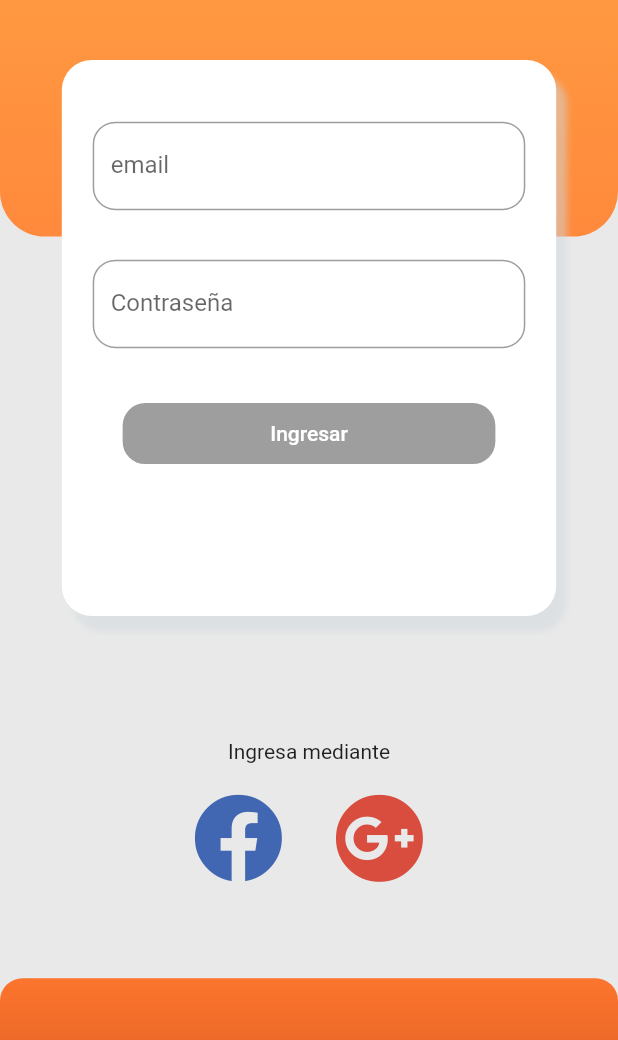
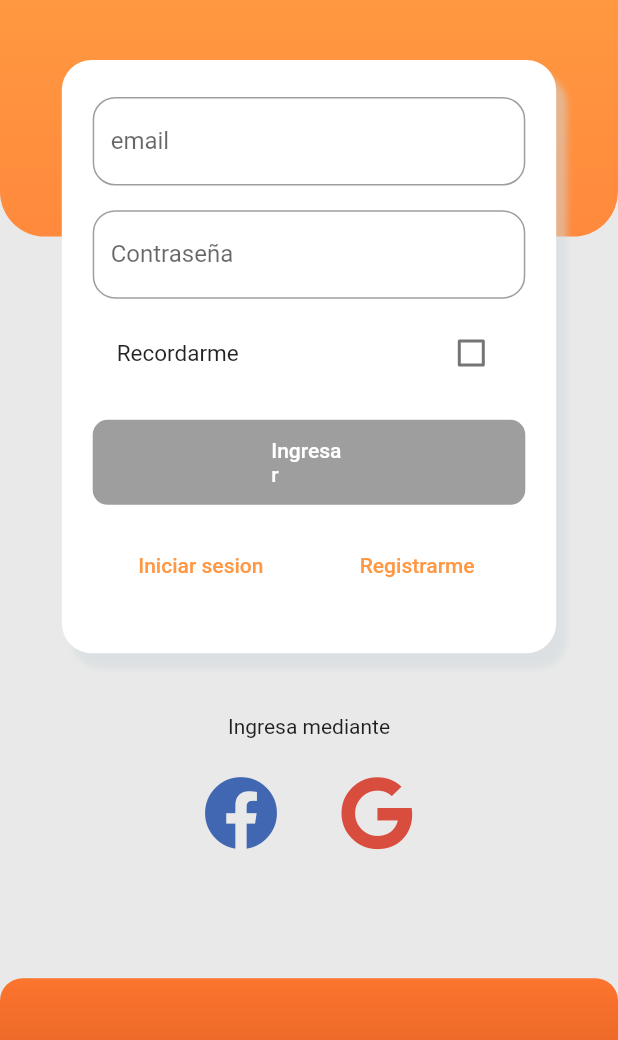
Before and after one commit to IsraelM17/ticknote, a Flutter app: the screen it shows after launch, on a phone screen of 412 x 824 dp, the part 196-1236 px from its top. Run offline on Flutter 3.47's test engine with Material 2 defaults, Android fonts, the phone set to English and light mode, and no system bars; our stand-ins replace flare_flutter, font_awesome_flutter, rxdart.

Commit message:
Change StatelessWidget for StatefulWidget, add singleChildScrollView, declarate of variables textController

```diff
--- a/lib/src/screens/login.dart
+++ b/lib/src/screens/login.dart
@@ -1,22 +1,39 @@
+import 'package:flare_flutter/flare_actor.dart';
 import 'package:flutter/material.dart';
 import 'package:font_awesome_flutter/font_awesome_flutter.dart';
 import 'package:ticknote/src/bloc/loginBloc.dart';
 import 'package:ticknote/src/bloc/provider.dart';
+import 'package:ticknote/src/firebase/auth.dart';
 import 'package:ticknote/src/screens/rectangleOrange.dart';
 
-class Login extends StatelessWidget with RectangleOrange{
+class Login extends StatefulWidget with RectangleOrange{
   const Login({Key key}) : super(key: key);
+
+  @override
+  _LoginState createState() => _LoginState();
+}
+
+class _LoginState extends State<Login> with RectangleOrange{
+
+  bool _register  = false;
+  bool _remember = false;
+  bool _loading = false;
+
+  TextEditingController _emailController  = TextEditingController();
+  TextEditingController _passController   = TextEditingController();
+
+  GlobalKey<ScaffoldState> _globalKey = GlobalKey<ScaffoldState>();
 
   @override
   Widget build(BuildContext context) {
 
     final size = MediaQuery.of(context).size;
-    final loginBloc = Provider.login(context);
 
     final formLogin = Container(
       height: size.height,
       width: size.width,
       padding: EdgeInsets.symmetric(horizontal: size.width * 0.1),
+      child: SingleChildScrollView(
         child: Column(
           children: <Widget>[
             SizedBox( height: size.height * 0.1),
@@ -27,8 +44,8 @@ class Login extends StatelessWidget with RectangleOrange{
 
             SizedBox( height: size.height * 0.05),
             Container(
-            padding: EdgeInsets.symmetric(horizontal: size.width * 0.05, vertical: size.height * 0.05),
-            height: size.height * 0.45,
+              padding: EdgeInsets.symmetric(horizontal: size.width * 0.05, vertical: size.height * 0.03),
+              height: size.height * 0.48,
               width: size.width ,
               decoration: BoxDecoration(
                 color: Colors.white,
@@ -41,18 +58,10 @@ class Login extends StatelessWidget with RectangleOrange{
                   )
                 ]
               ),
-            child: Column(
-              children: <Widget>[
-                _textUser(context, size, loginBloc),
-                SizedBox(height: size.height * 0.04,),
-                _textPassword(context, size, loginBloc),
-                SizedBox(height: size.height * 0.04,),
-                _buttonLogin(context, size, loginBloc)
-              ],
-            ),
+              child: !_register ? _loginForm(context, size) : _registerForm(context, size)
             ),
 
-          SizedBox( height: size.height * 0.1),
+            SizedBox( height: size.height * 0.05),
 
             Text('Ingresa mediante'),
             SizedBox(height: size.height * 0.01,),
@@ -64,12 +73,12 @@ class Login extends StatelessWidget with RectangleOrange{
                 children: <Widget>[
                   IconButton(
                     icon: Icon(FontAwesomeIcons.facebook, color: Color.fromRGBO(66, 103, 178, 1)),
-                  iconSize: 60,
+                    iconSize: size.height * 0.06,
                     onPressed: () => Navigator.of(context).pushNamed('home'),
                   ),
                   IconButton(
-                  icon: Icon(FontAwesomeIcons.googlePlus, color: Color.fromRGBO(216, 77, 61, 1),),
-                  iconSize: 60,
+                    icon: Icon(FontAwesomeIcons.google, color: Color.fromRGBO(216, 77, 61, 1),),
+                    iconSize: size.height * 0.06,
                     onPressed: () => print('Facebook'),
                   )
                 ],
@@ -78,19 +87,86 @@ class Login extends StatelessWidget with RectangleOrange{
 
           ],
         ),
+      ),
     );
 
     return Scaffold(
       backgroundColor: Color.fromRGBO(233, 233, 233, 1),
+      key: _globalKey,
       body: Stack(
         children: <Widget>[
 
           rectangleOrangeLarge(context, size),
           Align( alignment: Alignment.bottomCenter, child: rectangleRedLarge(context, size),),
-          formLogin
+          formLogin,
+          _loading ?
+            Container( width: size.width,
+            height: size.height,
+            color: Colors.grey.withOpacity(0.5),
+            child: Center(
+              child: Container(
+                height: size.height * 0.07,
+                width: size.width * 0.3,
+                child: FlareActor(
+                  'assets/flare/loading_duration.flr',
+                  alignment: Alignment.center,
+                  fit: BoxFit.fill,
+                  animation: 'loading',
+                ),
+              ),
+            ),
+          ) : Container()
 
         ],
       ),
+    );
+  }
+
+  Widget _loginForm(BuildContext context, Size size){
+
+    final loginBloc = Provider.login(context);
+
+    return Column(
+      children: <Widget>[
+        _textUser(context, size, loginBloc),
+        SizedBox(height: size.height * 0.02,),
+        _textPassword(context, size, loginBloc),
+        SizedBox(height: size.height * 0.01,),
+        CheckboxListTile(
+          value: _remember,
+          activeColor: Colors.green,
+          title: Text('Recordarme', style: TextStyle(fontSize: 15, color: Colors.black87)),
+          onChanged: (check){
+            setState(() {
+              _remember = check;
+            });
+          },
+        ),
+        SizedBox(height: size.height * 0.02,),
+        _buttonLogin(context, size, loginBloc),
+        SizedBox(height: size.height * 0.02),
+        _registerOrLogin(context, size)
+      ],
+    );
+
+  }
+
+  Widget _registerForm(BuildContext context, Size size){
+
+    final loginBloc = Provider.login(context);
+
+    return Column(
+      children: <Widget>[
+        _textUser(context, size, loginBloc),
+        SizedBox(height: size.height * 0.01,),
+        _textPassword(context, size, loginBloc),
+        SizedBox(height: size.height * 0.01,),
+        _repeatPassword(context, size, loginBloc),
+        SizedBox(height: size.height * 0.01,),
+        _buttonRegister(context, size, loginBloc),
+        SizedBox(height: size.height * 0.01),
+        _registerOrLogin(context, size)
+      ],
     );
   }
 
@@ -102,6 +178,7 @@ class Login extends StatelessWidget with RectangleOrange{
         return Container(
 
           child: TextField(
+            controller: _emailController,
             keyboardType: TextInputType.emailAddress,
             decoration: InputDecoration(
               labelText: 'email',
@@ -125,9 +202,10 @@ class Login extends StatelessWidget with RectangleOrange{
     return StreamBuilder(
       stream: loginBloc.passwordStream,
       builder: (BuildContext context, AsyncSnapshot snapshot){
-
+        print(snapshot.data);
         return Container(
           child: TextField(
+            controller: _passController,
             keyboardType: TextInputType.emailAddress,
             obscureText: true,
             decoration: InputDecoration(
@@ -147,6 +225,34 @@ class Login extends StatelessWidget with RectangleOrange{
 
   }
 
+  Widget _repeatPassword(BuildContext context, Size size, LoginBloc loginBloc){
+
+    return StreamBuilder(
+      stream: loginBloc.repeatPStream,
+      builder: (BuildContext context, AsyncSnapshot snapshot){
+        print(snapshot.data);
+        return Container(
+          child: TextField(
+            keyboardType: TextInputType.emailAddress,
+            obscureText: true,
+            decoration: InputDecoration(
+              labelText: 'Confirmar contrasenia',
+              hintText: '',
+              errorText: snapshot.data != loginBloc.password ? 'Las contrasenias no scoinciden' : null,
+              border: OutlineInputBorder(
+                borderRadius: BorderRadius.circular(15),
+                borderSide: BorderSide(color: snapshot.data != loginBloc.password ? Colors.red : Colors.green)
+              )
+            ),
+            onChanged: (password) => loginBloc.changeRepeatP(password),
+          ),
+        );
+
+      },
+    );
+
+  }
+
   Widget _buttonLogin(BuildContext context, Size size, LoginBloc loginBloc){
 
     return StreamBuilder(
@@ -157,11 +263,34 @@ class Login extends StatelessWidget with RectangleOrange{
           color: Colors.orange,
           textColor: Colors.white,
           shape: RoundedRectangleBorder(
-            borderRadius: BorderRadius.circular(15)
+            borderRadius: BorderRadius.circular(10)
+          ),
+          child: Container(
+            padding: EdgeInsets.symmetric(horizontal: size.width * 0.25, vertical: size.height * 0.015),
+            child: Text('Ingresar'),
+          ),
+          onPressed: snapshot.hasData ? () => _login(_emailController.text, _passController.text) : null,
+        );
+
+      },
+    );
+  }
+
+  Widget _buttonRegister(BuildContext context, Size size, LoginBloc loginBloc){
+
+    return StreamBuilder(
+      stream: loginBloc.buttonRegisterStream,
+      builder: (BuildContext context, AsyncSnapshot snapshot){
+
+        return RaisedButton(
+          color: Colors.orange,
+          textColor: Colors.white,
+          shape: RoundedRectangleBorder(
+            borderRadius: BorderRadius.circular(10)
           ),
           child: Container(
             padding: EdgeInsets.symmetric(horizontal: size.width * 0.2, vertical: size.height * 0.015),
-            child: Text('Ingresar'),
+            child: Text('Registrarme'),
           ),
           onPressed: snapshot.hasData ? () => Navigator.of(context).pushReplacementNamed('home') : null,
         );
@@ -170,4 +299,75 @@ class Login extends StatelessWidget with RectangleOrange{
     );
   }
 
+  Widget _registerOrLogin(BuildContext context, Size size){
+
+    return Row(
+      children: <Widget>[
+        Expanded(
+          child: FlatButton(
+            textColor: Color.fromRGBO(255, 151, 67, 1),
+            child: Text('Iniciar sesion'),
+            onPressed: _register ? (){ setState(() {
+              _resetData(context, false);
+            });} : null,
+          ),
+        ),
+        Expanded(
+          child: FlatButton(
+            textColor: Color.fromRGBO(255, 151, 67, 1),
+            child: Text('Registrarme'),
+            onPressed: !_register ? () {setState(() {
+              _resetData(context, true);
+            });} : null,
+          )
+        ),
+      ],
+    );
+
   }
+
+  _resetData(BuildContext context, bool register){
+
+    final loginBloc = Provider.login(context);
+
+    setState(() {
+      _register = register;
+      _emailController.clear();
+      _passController.clear();
+    });
+  }
+
+  _login(String email, String password) async {
+
+    setState(() {
+      _loading = true;
+    });
+
+    bool isLogged = await Auth().signIn(email, password);
+
+    setState(() {
+        if(isLogged){
+        _loading = false;
+        Navigator.of(context).pushReplacementNamed('home');
+      }
+      else{
+        _loading = false;
+        _showSnackBar();
+      }
+    });
+
+
+
+
+  }
+
+  _showSnackBar(){
+    final snackBar = SnackBar(
+      backgroundColor: Colors.red,
+      duration: Duration(seconds: 3),
+      content: Text('Usuario y/o contrasenia incorrectos'),
+    );
+    _globalKey.currentState.showSnackBar(snackBar);
+  }
+
+}
```
Lines whose indentation alone changed are shown as unchanged.
